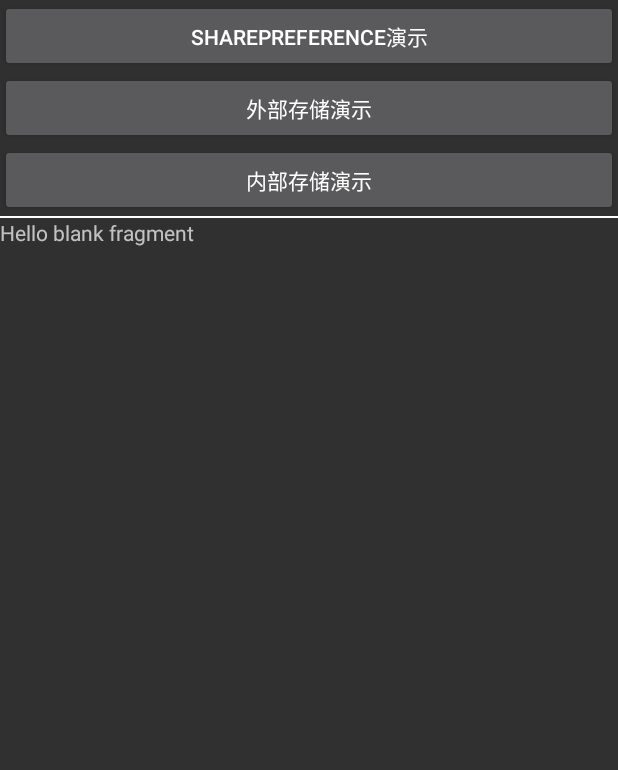
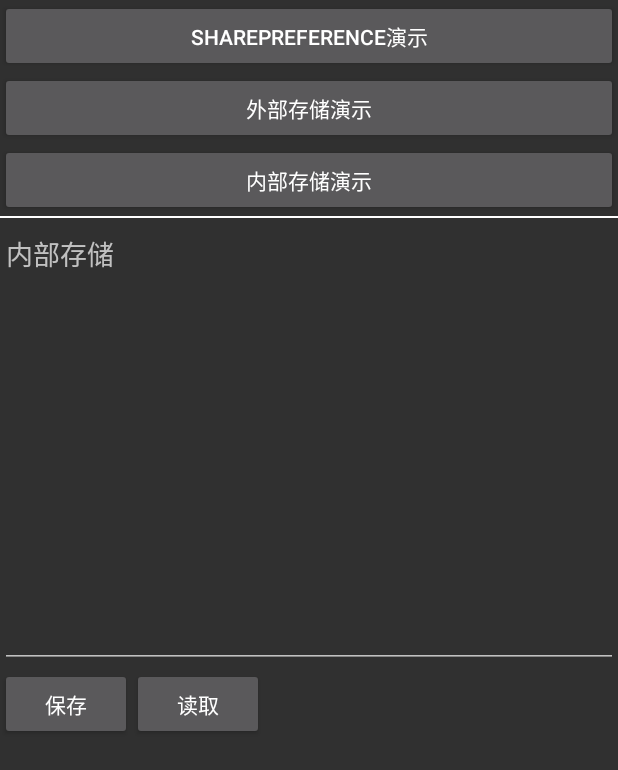
Before and after one commit to Super-Boom/android_study, an Android app: the fragment InternalFragment placed in its activity, on a phone screen of 412 x 824 dp. Shown: the top 770 px of the screen. Run offline under Robolectric (Android 15) with nearby library versions, the phone set to English and light mode, and no system bars.

Commit message:
add internal storage

```diff
--- a/app/src/main/java/com/xzg/androidstudy/InternalFragment.java
+++ b/app/src/main/java/com/xzg/androidstudy/InternalFragment.java
@@ -1,25 +1,68 @@
 package com.xzg.androidstudy;
 
+import android.content.Context;
 import android.os.Bundle;
 
 import androidx.fragment.app.Fragment;
 
+import android.os.Environment;
 import android.view.LayoutInflater;
 import android.view.View;
 import android.view.ViewGroup;
+import android.widget.Button;
+import android.widget.EditText;
+
+import com.xzg.androidstudy.utils.DataReadAndWrite;
+
+import java.io.File;
+import java.io.IOException;
 
 
 public class InternalFragment extends Fragment {
+    EditText editText;
+    DataReadAndWrite dataReadAndWrite;
+    Context context;
+
     @Override
     public void onCreate(Bundle savedInstanceState) {
         super.onCreate(savedInstanceState);
-
+        dataReadAndWrite = new DataReadAndWrite();
+        context = getContext();
     }
 
     @Override
     public View onCreateView(LayoutInflater inflater, ViewGroup container,
                              Bundle savedInstanceState) {
         // Inflate the layout for this fragment
-        return inflater.inflate(R.layout.fragment_internal, container, false);
+
+        View view = inflater.inflate(R.layout.fragment_internal, container, false);
+
+        Button saveBtn = view.findViewById(R.id.internal_save);
+        Button readBtn = view.findViewById(R.id.internal_read);
+
+        saveBtn.setOnClickListener(new ClickHandler());
+        readBtn.setOnClickListener(new ClickHandler());
+
+
+        editText = view.findViewById(R.id.internal_txt);
+        return view;
+    }
+
+    class ClickHandler implements View.OnClickListener {
+        @Override
+        public void onClick(View v) {
+            int id = v.getId();
+            File file = new File(context.getFilesDir(), "getFilesDir.txt");
+            if (id == R.id.internal_save) {
+                // 写入到内部存储
+                String saveStr = editText.getText().toString();
+                dataReadAndWrite.writeTextData(file, saveStr);
+            } else if (id == R.id.internal_read) {
+                String data = dataReadAndWrite.getData(file);
+                if (data != null) {
+                    editText.setText(data);
+                }
+            }
+        }
     }
 }
--- a/app/src/main/res/layout/fragment_internal.xml
+++ b/app/src/main/res/layout/fragment_internal.xml
@@ -6,9 +6,34 @@
     tools:context=".InternalFragment">
 
     <!-- TODO: Update blank fragment layout -->
-    <TextView
+    <LinearLayout
+        android:id="@+id/internal_container"
         android:layout_width="match_parent"
-        android:layout_height="match_parent"
-        android:text="@string/hello_blank_fragment" />
+        android:layout_height="wrap_content"
+        android:orientation="vertical">
 
+        <EditText
+            android:id="@+id/internal_txt"
+            android:layout_width="match_parent"
+            android:layout_height="300dp"
+            android:gravity="top"
+            android:hint="内部存储" />
+
+        <LinearLayout
+            android:layout_width="match_parent"
+            android:layout_height="wrap_content">
+
+            <Button
+                android:id="@+id/internal_save"
+                android:layout_width="wrap_content"
+                android:layout_height="wrap_content"
+                android:text="保存" />
+
+            <Button
+                android:id="@+id/internal_read"
+                android:layout_width="wrap_content"
+                android:layout_height="wrap_content"
+                android:text="读取" />
+        </LinearLayout>
+    </LinearLayout>
 </FrameLayout>
```
Also changed, not shown: app/src/main/java/com/xzg/androidstudy/ExternalFragment.java (+5 -41 lines), app/src/main/java/com/xzg/androidstudy/utils/DataReadAndWrite.java (added, +48 -0 lines).
